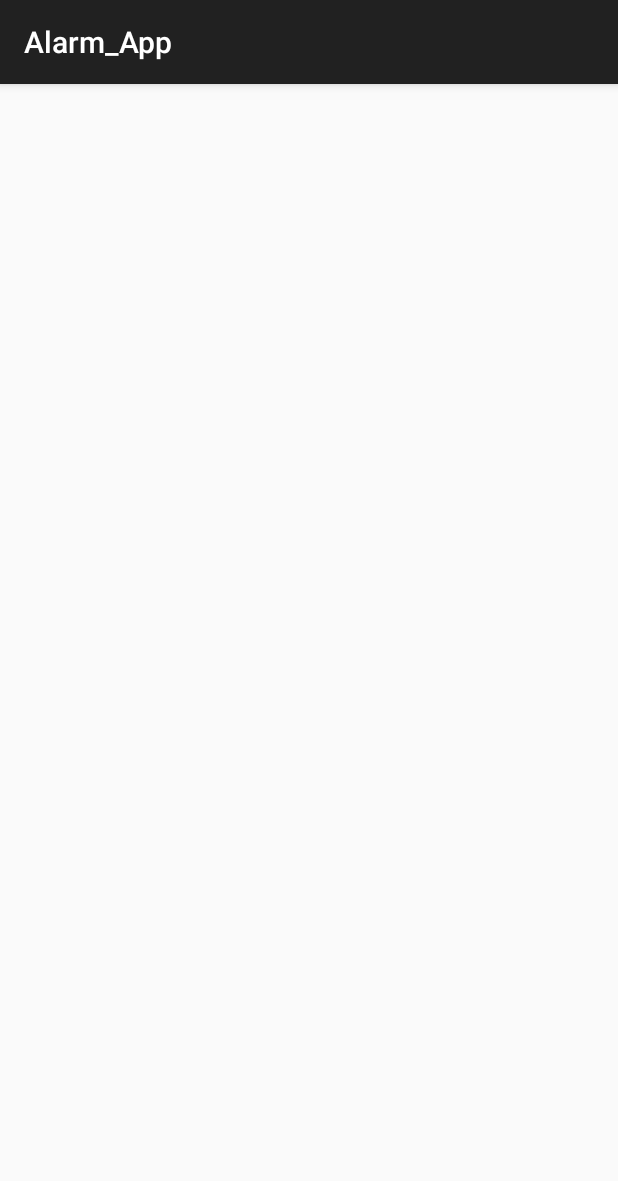
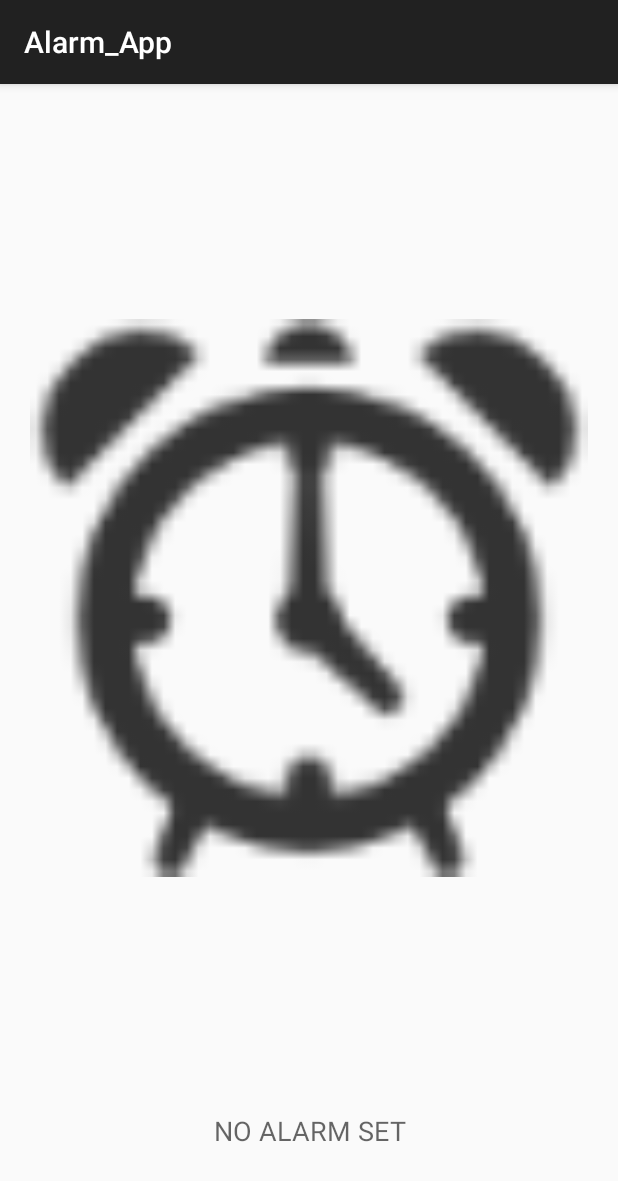
Before and after one commit to eoinahern/Alarm_App_Android, an Android app: the fragment NoAlarmFragment shown on its own in the app's theme, on a phone screen of 412 x 824 dp. Shown: the top 1181 px of the screen. Run offline under Robolectric (Android 15) with nearby library versions, the phone set to English and light mode, and no system bars.

Commit message:
update to fragments views

```diff
--- a/app/src/main/java/com/example/eoin_a/alarm_app/Alarm_views/NoAlarmFragment.java
+++ b/app/src/main/java/com/example/eoin_a/alarm_app/Alarm_views/NoAlarmFragment.java
@@ -18,11 +18,7 @@ public class NoAlarmFragment extends Fragment {
     @Override
     public View onCreateView(LayoutInflater inflater, ViewGroup container, Bundle savedInstanceState )
     {
-
-        //create the alarm list in here from the model.
-        //view could  also have direct access to the to avoid just "wrapping" the model class.
-
-        return inflater.inflate(R.layout.fragment_list,container, false);
+            return inflater.inflate(R.layout.no_alarm_fragment,container, false);
     }
 
 
--- a/app/src/main/java/com/example/eoin_a/alarm_app/entity_class/alarm_entity.java
+++ b/app/src/main/java/com/example/eoin_a/alarm_app/entity_class/alarm_entity.java
@@ -7,10 +7,10 @@ import java.io.File;
 
 /**
  * Created by eoin_a on 01/03/2015.
+ * alarm will control frequency/ time of alarms / sound played etc
  */
 public class alarm_entity {
 
-    //alarm will control frequency/ time of alarms / sound played etc
 
     private Time time;
     private boolean state;
```
Also changed, not shown: app/src/main/java/com/example/eoin_a/alarm_app/Alarm_views/AlarmListFragment.java (added, +37 -0 lines), app/src/main/java/com/example/eoin_a/alarm_app/Alarm_views/Alarm_List.java (+5 -3 lines).
